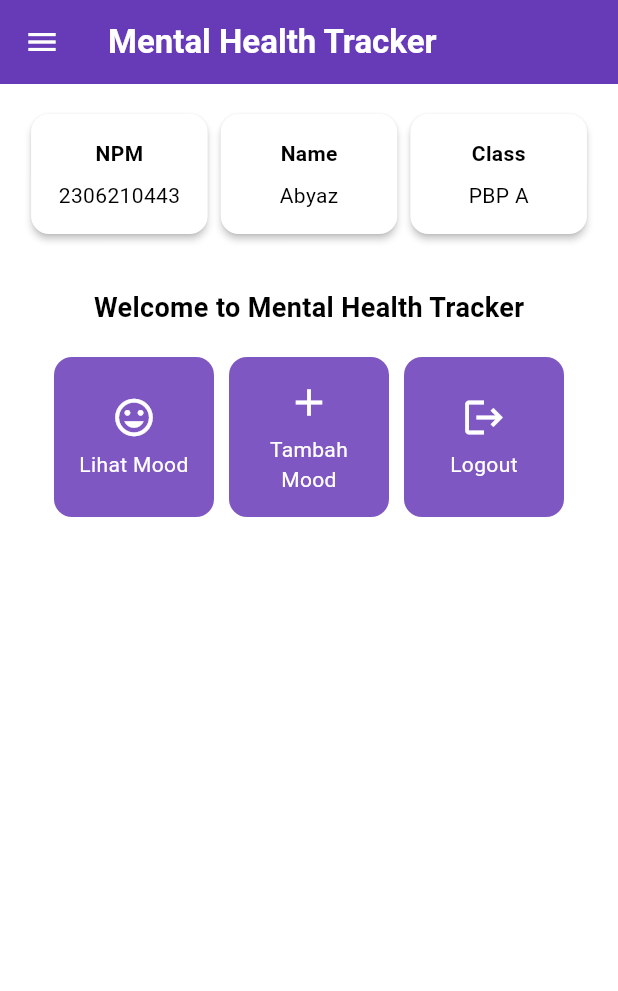
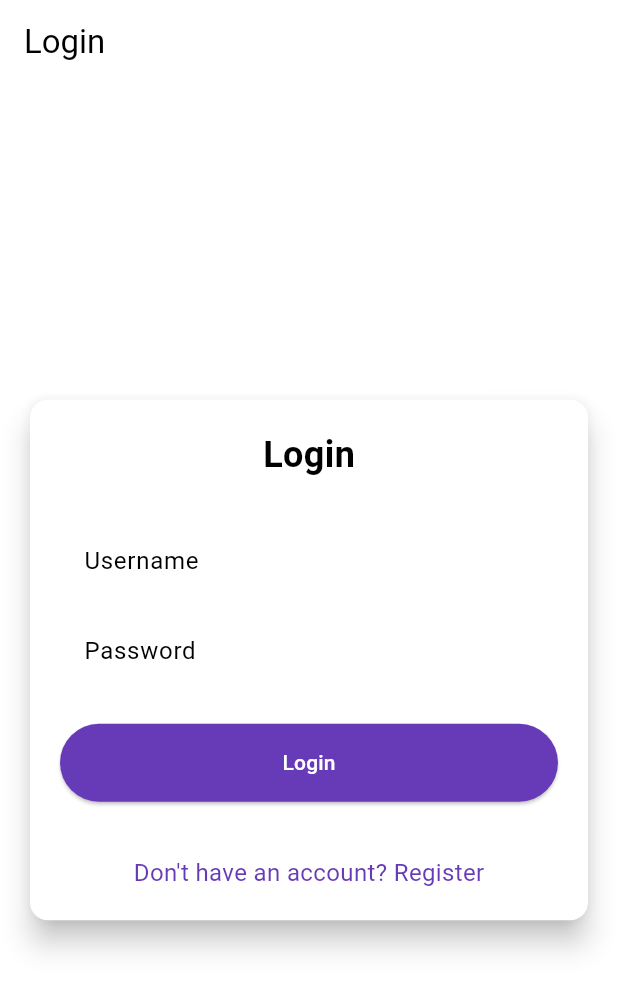
Before and after one commit to Dermada/mental-health-tracker-mobile, a Flutter app: the screen it shows after launch, on a phone screen of 412 x 824 dp. Shown: the top 991 px of the screen. Run offline on Flutter 3.47's test engine with Material 3 defaults, Android fonts, the phone set to English and light mode, and no system bars; missing offline and left inert: pbp_django_auth.

Commit message:
Selesai Tutorial 8

```diff
--- a/lib/main.dart
+++ b/lib/main.dart
@@ -1,5 +1,7 @@
 import 'package:flutter/material.dart';
-import 'package:mental_health_tracker/screens/menu.dart';
+import 'package:pbp_django_auth/pbp_django_auth.dart';
+import 'package:provider/provider.dart';
+import 'package:mental_health_tracker/screens/login.dart';
 
 void main() {
   runApp(const MyApp());
@@ -8,18 +10,23 @@
 class MyApp extends StatelessWidget {
   const MyApp({super.key});
 
-  // This widget is the root of your application.
   @override
   Widget build(BuildContext context) {
-    return MaterialApp(
-      title: 'Flutter Demo',
-      theme: ThemeData(
-        colorScheme: ColorScheme.fromSwatch(
-          primarySwatch: Colors.deepPurple,
-        ).copyWith(secondary: Colors.deepPurple[400]),
-        useMaterial3: true,
+    return Provider(
+      create: (_) {
+        CookieRequest request = CookieRequest();
+        return request;
+      },
+      child: MaterialApp(
+        title: 'Mental Health Tracker',
+        theme: ThemeData(
+          useMaterial3: true,
+          colorScheme: ColorScheme.fromSwatch(
+            primarySwatch: Colors.deepPurple,
+          ).copyWith(secondary: Colors.deepPurple[400]),
+        ),
+        home: const LoginPage(),
       ),
-      home: MyHomePage(), // Assign MyHomePage to the home property
     );
   }
 }
--- /dev/null
+++ b/lib/screens/login.dart
@@ -0,0 +1,181 @@
+import 'package:mental_health_tracker/screens/menu.dart';
+import 'package:flutter/material.dart';
+import 'package:pbp_django_auth/pbp_django_auth.dart';
+import 'package:provider/provider.dart';
+import 'package:mental_health_tracker/screens/register.dart';
+
+void main() {
+  runApp(const LoginApp());
+}
+
+class LoginApp extends StatelessWidget {
+  const LoginApp({super.key});
+
+  @override
+  Widget build(BuildContext context) {
+    return MaterialApp(
+      title: 'Login',
+      theme: ThemeData(
+        useMaterial3: true,
+        colorScheme: ColorScheme.fromSwatch(
+          primarySwatch: Colors.deepPurple,
+        ).copyWith(secondary: Colors.deepPurple[400]),
+      ),
+      home: const LoginPage(),
+    );
+  }
+}
+
+class LoginPage extends StatefulWidget {
+  const LoginPage({super.key});
+
+  @override
+  State<LoginPage> createState() => _LoginPageState();
+}
+
+class _LoginPageState extends State<LoginPage> {
+  final TextEditingController _usernameController = TextEditingController();
+  final TextEditingController _passwordController = TextEditingController();
+
+  @override
+  Widget build(BuildContext context) {
+    final request = context.watch<CookieRequest>();
+
+    return Scaffold(
+      appBar: AppBar(
+        title: const Text('Login'),
+      ),
+      body: Center(
+        child: SingleChildScrollView(
+          padding: const EdgeInsets.all(16.0),
+          child: Card(
+            elevation: 8,
+            shape: RoundedRectangleBorder(
+              borderRadius: BorderRadius.circular(12.0),
+            ),
+            child: Padding(
+              padding: const EdgeInsets.all(20.0),
+              child: Column(
+                mainAxisSize: MainAxisSize.min,
+                children: [
+                  const Text(
+                    'Login',
+                    style: TextStyle(
+                      fontSize: 24.0,
+                      fontWeight: FontWeight.bold,
+                    ),
+                  ),
+                  const SizedBox(height: 30.0),
+                  TextField(
+                    controller: _usernameController,
+                    decoration: const InputDecoration(
+                      labelText: 'Username',
+                      hintText: 'Enter your username',
+                      border: OutlineInputBorder(
+                        borderRadius: BorderRadius.all(Radius.circular(12.0)),
+                      ),
+                      contentPadding:
+                          EdgeInsets.symmetric(horizontal: 12.0, vertical: 8.0),
+                    ),
+                  ),
+                  const SizedBox(height: 12.0),
+                  TextField(
+                    controller: _passwordController,
+                    decoration: const InputDecoration(
+                      labelText: 'Password',
+                      hintText: 'Enter your password',
+                      border: OutlineInputBorder(
+                        borderRadius: BorderRadius.all(Radius.circular(12.0)),
+                      ),
+                      contentPadding:
+                          EdgeInsets.symmetric(horizontal: 12.0, vertical: 8.0),
+                    ),
+                    obscureText: true,
+                  ),
+                  const SizedBox(height: 24.0),
+                  ElevatedButton(
+                    onPressed: () async {
+                      String username = _usernameController.text;
+                      String password = _passwordController.text;
+
+                      // Cek kredensial
+                      // TODO: Ganti URL dan jangan lupa tambahkan trailing slash (/) di akhir URL!
+                      // Untuk menyambungkan Android emulator dengan Django pada localhost,
+                      // gunakan URL http://10.0.2.2/
+                      final response = await request
+                          .login("http://127.0.0.1:8000/auth/login/", {
+                        'username': username,
+                        'password': password,
+                      });
+
+                      if (request.loggedIn) {
+                        String message = response['message'];
+                        String uname = response['username'];
+                        if (context.mounted) {
+                          Navigator.pushReplacement(
+                            context,
+                            MaterialPageRoute(
+                                builder: (context) => MyHomePage()),
+                          );
+                          ScaffoldMessenger.of(context)
+                            ..hideCurrentSnackBar()
+                            ..showSnackBar(
+                              SnackBar(
+                                  content:
+                                      Text("$message Selamat datang, $uname.")),
+                            );
+                        }
+                      } else {
+                        if (context.mounted) {
+                          showDialog(
+                            context: context,
+                            builder: (context) => AlertDialog(
+                              title: const Text('Login Gagal'),
+                              content: Text(response['message']),
+                              actions: [
+                                TextButton(
+                                  child: const Text('OK'),
+                                  onPressed: () {
+                                    Navigator.pop(context);
+                                  },
+                                ),
+                              ],
+                            ),
+                          );
+                        }
+                      }
+                    },
+                    style: ElevatedButton.styleFrom(
+                      foregroundColor: Colors.white,
+                      minimumSize: Size(double.infinity, 50),
+                      backgroundColor: Theme.of(context).colorScheme.primary,
+                      padding: const EdgeInsets.symmetric(vertical: 16.0),
+                    ),
+                    child: const Text('Login'),
+                  ),
+                  const SizedBox(height: 36.0),
+                  GestureDetector(
+                    onTap: () {
+                      Navigator.push(
+                        context,
+                        MaterialPageRoute(
+                            builder: (context) => const RegisterPage()),
+                      );
+                    },
+                    child: Text(
+                      'Don\'t have an account? Register',
+                      style: TextStyle(
+                        color: Theme.of(context).colorScheme.primary,
+                        fontSize: 16.0,
+                      ),
+                    ),
+                  ),
+                ],
+              ),
+            ),
+          ),
+        ),
+      ),
+    );
+  }
+}
--- a/pubspec.yaml
+++ b/pubspec.yaml
@@ -35,6 +35,9 @@
   # The following adds the Cupertino Icons font to your application.
   # Use with the CupertinoIcons class for iOS style icons.
   cupertino_icons: ^1.0.8
+  provider: ^6.1.2
+  pbp_django_auth: ^0.4.0
+  http: ^1.2.2
 
 dev_dependencies:
   flutter_test:
@@ -45,7 +48,7 @@
   # activated in the `analysis_options.yaml` file located at the root of your
   # package. See that file for information about deactivating specific lint
   # rules and activating additional ones.
-  flutter_lints: ^4.0.0
+  flutter_lints: ^5.0.0
 
 # For information on the generic Dart part of this file, see the
 # following page: https://dart.dev/tools/pub/pubspec
```
Also changed, not shown: lib/models/mood_entry.dart (added, +65 -0 lines), lib/screens/list_moodentry.dart (added, +91 -0 lines), lib/screens/moodentry_form.dart (+37 -29 lines), lib/screens/register.dart (added, +166 -0 lines), lib/widgets/left_drawer.dart (+12 -3 lines), lib/widgets/mood_card.dart (+38 -2 lines), pubspec.lock, 2 other files.
